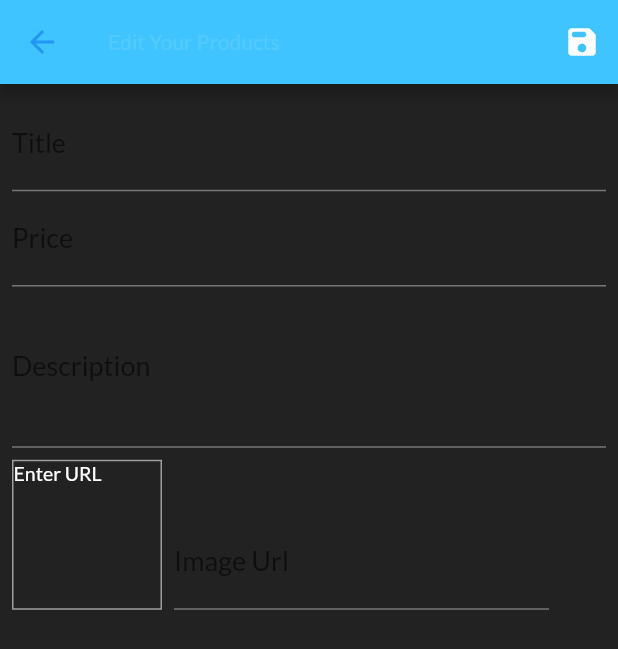
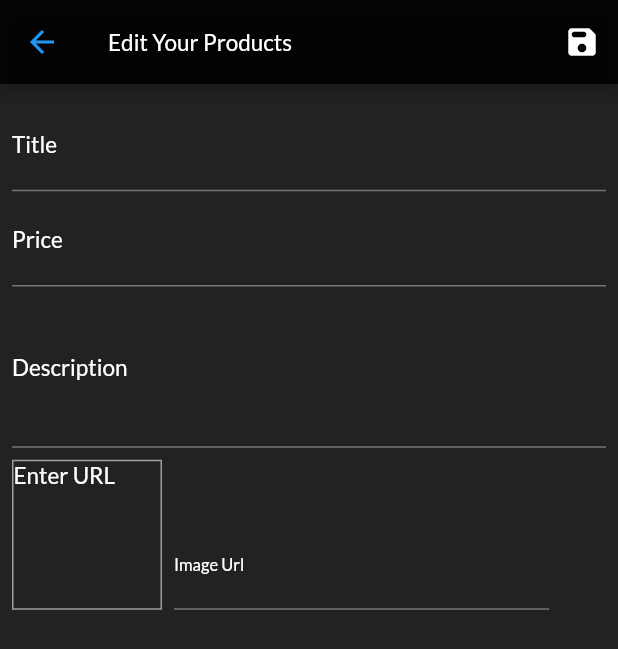
Before and after one commit to Hami0095/bazaar, a Flutter app: the EditScreen screen opened by its route, on a phone screen of 412 x 824 dp. Shown: the top 649 px of the screen. Run offline on Flutter 3.47's test engine with Material 2 defaults, Android fonts, the phone set to English and light mode, and no system bars; our stand-ins replace lottie; network calls fail.

Commit message:
Colors almost done for screens

```diff
--- a/lib/Themes/mythemes.dart
+++ b/lib/Themes/mythemes.dart
@@ -4,25 +4,42 @@ import 'package:flutter/services.dart';
 class MyThemes {
   static final lightTheme = ThemeData(
     scaffoldBackgroundColor: Colors.white,
-    primarySwatch: Colors.blue,
+    primarySwatch: Colors.lightBlue,
+    iconTheme: const IconThemeData(color: Colors.blue),
     drawerTheme: const DrawerThemeData(
       backgroundColor: Colors.white,
     ),
+    dividerTheme: const DividerThemeData(color: Colors.purple),
     textTheme: const TextTheme(
-      titleLarge: TextStyle(
+      labelLarge: TextStyle(
         color: Colors.black,
         fontFamily: 'Lato',
-        fontSize: 24,
+        fontSize: 11,
+      ),
+      labelMedium: TextStyle(
+        color: Colors.black,
+        fontFamily: 'Lato',
+        fontSize: 9,
+      ),
+      labelSmall: TextStyle(
+        color: Colors.black,
+        fontFamily: 'Lato',
+        fontSize: 7,
+      ),
+      titleLarge: TextStyle(
+        color: Colors.white,
+        fontFamily: 'Lato',
+        fontSize: 20,
       ),
       titleMedium: TextStyle(
         color: Colors.black,
         fontFamily: 'Lato',
-        fontSize: 22,
+        fontSize: 18,
       ),
       titleSmall: TextStyle(
-        color: Colors.black,
+        color: Colors.blue,
         fontFamily: 'Lato',
-        fontSize: 20,
+        fontSize: 16,
       ),
       bodyLarge: TextStyle(
         color: Colors.black,
@@ -63,7 +80,7 @@ class MyThemes {
       onPrimary: Colors.blue,
       onError: Colors.red,
       brightness: Brightness.light,
-      primary: Colors.purpleAccent,
+      primary: Colors.lightBlueAccent,
       secondary: Colors.blue,
     ),
     appBarTheme: const AppBarTheme(
@@ -75,7 +92,7 @@ class MyThemes {
 
   static final darkTheme = ThemeData(
     scaffoldBackgroundColor: Colors.black87,
-    primarySwatch: Colors.purple,
+    primarySwatch: Colors.blue,
     dividerColor: Colors.blue,
     iconTheme: const IconThemeData(
       color: Colors.white,
@@ -83,7 +100,16 @@ class MyThemes {
     drawerTheme: const DrawerThemeData(
       backgroundColor: Color.fromARGB(255, 51, 51, 51),
     ),
-    // switchTheme: SwitchThemeData(overlayColor:  ),
+    switchTheme: SwitchThemeData(
+      overlayColor: MaterialStateProperty.resolveWith(
+        (states) {
+          if (states.contains(MaterialState.pressed)) {
+            return Colors.blue;
+          }
+          return Colors.white;
+        },
+      ),
+    ),
     textTheme: const TextTheme(
       titleLarge: TextStyle(
         color: Colors.blue,
@@ -134,12 +160,27 @@ class MyThemes {
         fontWeight: FontWeight.bold,
         // fontStyle:
       ),
+      labelLarge: TextStyle(
+        color: Colors.white,
+        fontFamily: 'Lato',
+        fontSize: 11,
+      ),
+      labelMedium: TextStyle(
+        color: Colors.white,
+        fontFamily: 'Lato',
+        fontSize: 9,
+      ),
+      labelSmall: TextStyle(
+        color: Colors.white,
+        fontFamily: 'Lato',
+        fontSize: 7,
+      ),
     ),
     colorScheme: const ColorScheme.dark(
       onPrimary: Colors.blue,
       onError: Colors.red,
       brightness: Brightness.light,
-      primary: Colors.purpleAccent,
+      primary: Colors.lightBlueAccent,
       secondary: Colors.blue,
     ),
     appBarTheme: const AppBarTheme(
--- a/lib/screens/edit_screen.dart
+++ b/lib/screens/edit_screen.dart
@@ -10,6 +10,7 @@ import 'package:provider/provider.dart';
 import 'package:lottie/lottie.dart';
 
 import '../Provider/products.dart';
+import '../Provider/themes_provider.dart';
 
 class EditScreen extends StatefulWidget {
   static const routeName = '/edit-screen';
@@ -149,15 +150,20 @@ class _EditScreenState extends State<EditScreen> {
   Widget build(BuildContext context) {
     return Scaffold(
       appBar: AppBar(
-        title: const Text(
+        backgroundColor:
+            Provider.of<ThemesProvider>(context).themeMode == ThemeMode.dark
+                ? Colors.black87
+                : Colors.white,
+        title: Text(
           'Edit Your Products',
+          style: Theme.of(context).textTheme.bodyLarge,
         ),
         actions: [
           IconButton(
             onPressed: (() => saveForm()),
-            icon: const Icon(
+            icon: Icon(
               Icons.save_rounded,
-              color: Colors.white,
+              color: Theme.of(context).iconTheme.color,
             ),
           ),
         ],
@@ -174,9 +180,10 @@ class _EditScreenState extends State<EditScreen> {
                   children: [
                     TextFormField(
                       initialValue: _initValues['title'],
-                      decoration: const InputDecoration(
+                      decoration: InputDecoration(
                         label: Text(
                           'Title',
+                          style: Theme.of(context).textTheme.bodyLarge,
                         ),
                       ),
                       textInputAction: TextInputAction.next,
@@ -203,8 +210,11 @@ class _EditScreenState extends State<EditScreen> {
                     ),
                     TextFormField(
                       initialValue: _initValues['price'],
-                      decoration: const InputDecoration(
-                        label: Text('Price'),
+                      decoration: InputDecoration(
+                        label: Text(
+                          'Price',
+                          style: Theme.of(context).textTheme.bodyLarge,
+                        ),
                       ),
                       textInputAction: TextInputAction.next,
                       focusNode: _priceFocus,
@@ -231,8 +241,11 @@ class _EditScreenState extends State<EditScreen> {
                     ),
                     TextFormField(
                       initialValue: _initValues['description'],
-                      decoration: const InputDecoration(
-                        label: Text('Description'),
+                      decoration: InputDecoration(
+                        label: Text(
+                          'Description',
+                          style: Theme.of(context).textTheme.bodyLarge,
+                        ),
                       ),
                       maxLines: 3,
                       keyboardType: TextInputType.multiline,
@@ -269,18 +282,25 @@ class _EditScreenState extends State<EditScreen> {
                           ),
                           child: Container(
                             child: _imgController.text.isEmpty
-                                ? const Text('Enter URL')
+                                ? Text(
+                                    'Enter URL',
+                                    style:
+                                        Theme.of(context).textTheme.bodySmall,
+                                  )
                                 : FittedBox(
                                     child: Image.network(_imgController.text),
                                     fit: BoxFit.contain,
                                   ),
                           ),
                         ),
-                        Container(
+                        SizedBox(
                           width: 250,
                           child: TextFormField(
-                            decoration:
-                                const InputDecoration(labelText: 'Image Url'),
+                            decoration: InputDecoration(
+                              labelText: 'Image Url',
+                              labelStyle:
+                                  Theme.of(context).textTheme.labelLarge,
+                            ),
                             keyboardType: TextInputType.url,
                             textInputAction: TextInputAction.done,
                             controller: _imgController,
--- a/lib/screens/splash_screen.dart
+++ b/lib/screens/splash_screen.dart
@@ -32,7 +32,7 @@ class _SplashScreenState extends State<SplashScreen>
   Widget build(BuildContext context) {
     return Scaffold(
       body: Lottie.network(
-        'https://assets1.lottiefiles.com/packages/lf20_wcfvcuhn.json',
+        'https://assets6.lottiefiles.com/packages/lf20_VRHN4h.json',
         controller: _controller,
         height: MediaQuery.of(context).size.height * 1,
         animate: true,
```
Also changed, not shown: lib/screens/cart_screen.dart (+27 -14 lines), lib/screens/order_screen.dart (+9 -1 lines), lib/screens/products_overview_screen.dart (+32 -11 lines), lib/screens/user_product_screen.dart (+10 -2 lines).
